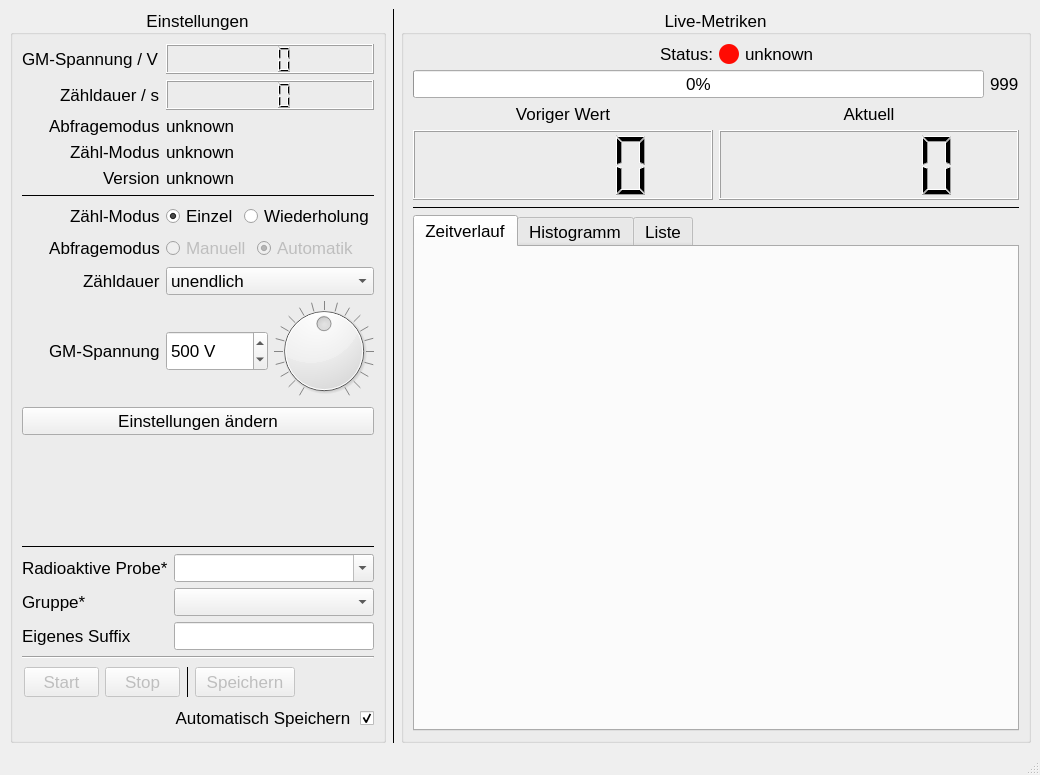
This is pyqt/mainwindow.ui in cckssr/gyroscope-ui as Qt 5 draws it before an edit. The edited form follows.
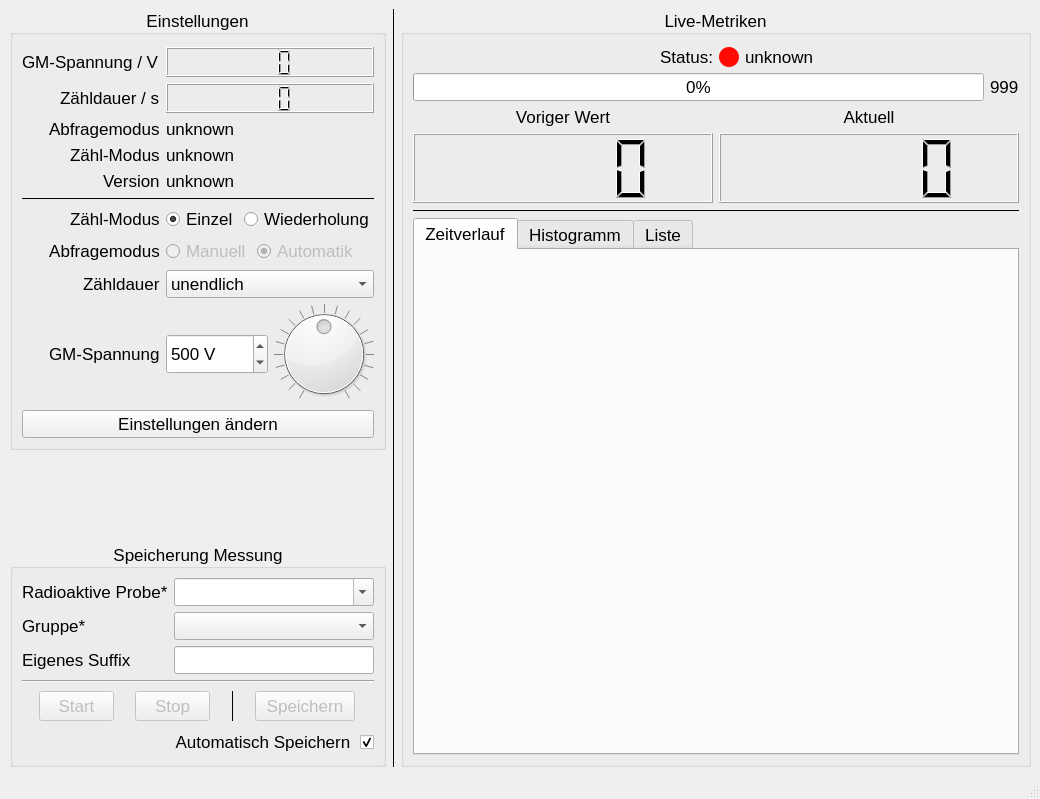
This is the edited form.

Commit message:
Refactor UI layout and improve widget organization in main window
- Adjusted the main window size for better layout management.
- Introduced a vertical layout for settings and grouped related widgets in a new group box.
- Enhanced the maximum size of the settings group box for improved usability.
- Updated the form layout margins and added vertical spacers for better spacing.
- Reorganized buttons and checkboxes within the new group box for clarity.
- Removed unused imports and improved code readability in helper classes.
- Updated the save manager method signatures for better type hinting.

Patch:
```diff
--- a/pyqt/mainwindow.ui
+++ b/pyqt/mainwindow.ui
@@ -6,20 +6,28 @@
    <rect>
     <x>0</x>
     <y>0</y>
-    <width>1016</width>
-    <height>775</height>
+    <width>1018</width>
+    <height>799</height>
    </rect>
   </property>
   <property name="windowTitle">
    <string>GM-Counter</string>
   </property>
   <widget class="QWidget" name="centralwidget">
-   <layout class="QHBoxLayout" name="horizontalLayout_3" stretch="1,0,12">
+   <layout class="QHBoxLayout" name="horizontalLayout_3" stretch="0,0,5">
     <property name="leftMargin">
      <number>10</number>
     </property>
     <property name="bottomMargin">
      <number>10</number>
+    </property>
+    <item>
+     <layout class="QVBoxLayout" name="verticalLayout_2">
+      <property name="sizeConstraint">
+       <enum>QLayout::SizeConstraint::SetFixedSize</enum>
+      </property>
+      <property name="leftMargin">
+       <number>0</number>
     </property>
     <item>
      <widget class="QGroupBox" name="settings">
@@ -31,7 +39,7 @@
       </property>
       <property name="maximumSize">
        <size>
-        <width>500</width>
+          <width>1000</width>
         <height>16777215</height>
        </size>
       </property>
@@ -59,6 +67,9 @@
        <property name="formAlignment">
         <set>Qt::AlignmentFlag::AlignLeading|Qt::AlignmentFlag::AlignLeft|Qt::AlignmentFlag::AlignTop</set>
        </property>
+         <property name="topMargin">
+          <number>12</number>
+         </property>
        <item row="0" column="0">
         <widget class="QLabel" name="label_8">
          <property name="text">
@@ -568,17 +579,78 @@
          </property>
         </widget>
        </item>
-       <item row="12" column="0" colspan="2">
-        <widget class="Line" name="line_5">
-         <property name="frameShadow">
-          <enum>QFrame::Shadow::Plain</enum>
-         </property>
-         <property name="orientation">
-          <enum>Qt::Orientation::Horizontal</enum>
-         </property>
-        </widget>
-       </item>
-       <item row="13" column="0" colspan="2">
+        </layout>
+        <zorder>label_10</zorder>
+        <zorder>label_8</zorder>
+        <zorder>cVoltage</zorder>
+        <zorder>label_9</zorder>
+        <zorder>cDuration</zorder>
+        <zorder>query_label</zorder>
+        <zorder>cQueryMode</zorder>
+        <zorder>label_12</zorder>
+        <zorder>cMode</zorder>
+        <zorder>label</zorder>
+        <zorder>cVersion</zorder>
+        <zorder>line_3</zorder>
+        <zorder>mode_label</zorder>
+        <zorder>duration_label</zorder>
+        <zorder>sDuration</zorder>
+        <zorder>volt_label</zorder>
+        <zorder>buttonSetting</zorder>
+       </widget>
+      </item>
+      <item>
+       <spacer name="verticalSpacer">
+        <property name="orientation">
+         <enum>Qt::Orientation::Vertical</enum>
+        </property>
+        <property name="sizeType">
+         <enum>QSizePolicy::Policy::Expanding</enum>
+        </property>
+        <property name="sizeHint" stdset="0">
+         <size>
+          <width>20</width>
+          <height>40</height>
+         </size>
+        </property>
+       </spacer>
+      </item>
+      <item>
+       <widget class="QGroupBox" name="groupBox">
+        <property name="sizePolicy">
+         <sizepolicy hsizetype="Minimum" vsizetype="Preferred">
+          <horstretch>0</horstretch>
+          <verstretch>0</verstretch>
+         </sizepolicy>
+        </property>
+        <property name="minimumSize">
+         <size>
+          <width>0</width>
+          <height>50</height>
+         </size>
+        </property>
+        <property name="font">
+         <font>
+          <pointsize>13</pointsize>
+         </font>
+        </property>
+        <property name="title">
+         <string>Speicherung Messung</string>
+        </property>
+        <property name="alignment">
+         <set>Qt::AlignmentFlag::AlignCenter</set>
+        </property>
+        <property name="flat">
+         <bool>false</bool>
+        </property>
+        <property name="checkable">
+         <bool>false</bool>
+        </property>
+        <layout class="QVBoxLayout" name="verticalLayout">
+         <property name="sizeConstraint">
+          <enum>QLayout::SizeConstraint::SetMinimumSize</enum>
+         </property>
+         <item>
         <layout class="QFormLayout" name="formLayout_2">
          <property name="fieldGrowthPolicy">
           <enum>QFormLayout::FieldGrowthPolicy::AllNonFixedFieldsGrow</enum>
@@ -898,20 +970,14 @@
          </item>
         </layout>
        </item>
-       <item row="14" column="0" colspan="2">
-        <widget class="Line" name="line_6">
-         <property name="minimumSize">
-          <size>
-           <width>0</width>
-           <height>0</height>
-          </size>
-         </property>
+         <item>
+          <widget class="Line" name="line_5">
          <property name="orientation">
           <enum>Qt::Orientation::Horizontal</enum>
          </property>
         </widget>
        </item>
-       <item row="15" column="0" colspan="2">
+         <item>
         <layout class="QHBoxLayout" name="horizontalLayout">
          <property name="leftMargin">
           <number>2</number>
@@ -1012,7 +1078,7 @@
          </item>
         </layout>
        </item>
-       <item row="16" column="0" colspan="2">
+         <item>
         <widget class="QCheckBox" name="autoSave">
          <property name="maximumSize">
           <size>
@@ -1037,44 +1103,10 @@
          </property>
         </widget>
        </item>
-       <item row="11" column="0" colspan="2">
-        <spacer name="verticalSpacer">
-         <property name="orientation">
-          <enum>Qt::Orientation::Vertical</enum>
-         </property>
-         <property name="sizeType">
-          <enum>QSizePolicy::Policy::Expanding</enum>
-         </property>
-         <property name="sizeHint" stdset="0">
-          <size>
-           <width>20</width>
-           <height>40</height>
-          </size>
-         </property>
-        </spacer>
-       </item>
-      </layout>
-      <zorder>label_10</zorder>
-      <zorder>label_8</zorder>
-      <zorder>cVoltage</zorder>
-      <zorder>label_9</zorder>
-      <zorder>cDuration</zorder>
-      <zorder>query_label</zorder>
-      <zorder>cQueryMode</zorder>
-      <zorder>label_12</zorder>
-      <zorder>cMode</zorder>
-      <zorder>label</zorder>
-      <zorder>cVersion</zorder>
-      <zorder>line_3</zorder>
-      <zorder>mode_label</zorder>
-      <zorder>duration_label</zorder>
-      <zorder>sDuration</zorder>
-      <zorder>volt_label</zorder>
-      <zorder>buttonSetting</zorder>
-      <zorder>line_5</zorder>
-      <zorder>line_6</zorder>
-      <zorder>autoSave</zorder>
-     </widget>
+        </layout>
+       </widget>
+      </item>
+     </layout>
     </item>
     <item>
      <widget class="Line" name="line">
@@ -1087,6 +1119,11 @@
      </widget>
     </item>
     <item>
+     <layout class="QVBoxLayout" name="verticalLayout_3">
+      <property name="rightMargin">
+       <number>0</number>
+      </property>
+      <item>
      <widget class="QGroupBox" name="gridGroupBox">
       <property name="sizePolicy">
        <sizepolicy hsizetype="Expanding" vsizetype="Preferred">
@@ -1109,6 +1146,12 @@
        <bool>false</bool>
       </property>
       <layout class="QGridLayout" name="gridLayout_2" rowstretch="1,0,0,0,5">
+         <property name="topMargin">
+          <number>12</number>
+         </property>
+         <property name="horizontalSpacing">
+          <number>-1</number>
+         </property>
        <item row="3" column="0">
         <widget class="Line" name="line_2">
          <property name="frameShadow">
@@ -1327,6 +1370,8 @@
      </widget>
     </item>
    </layout>
+    </item>
+   </layout>
   </widget>
   <widget class="QMenuBar" name="menubar">
    <property name="geometry">
```
Left out of the diff: 2 changed lines with no effect on the pictures. Lines whose indentation alone changed are shown as unchanged. The commit also changes 4 other files.
